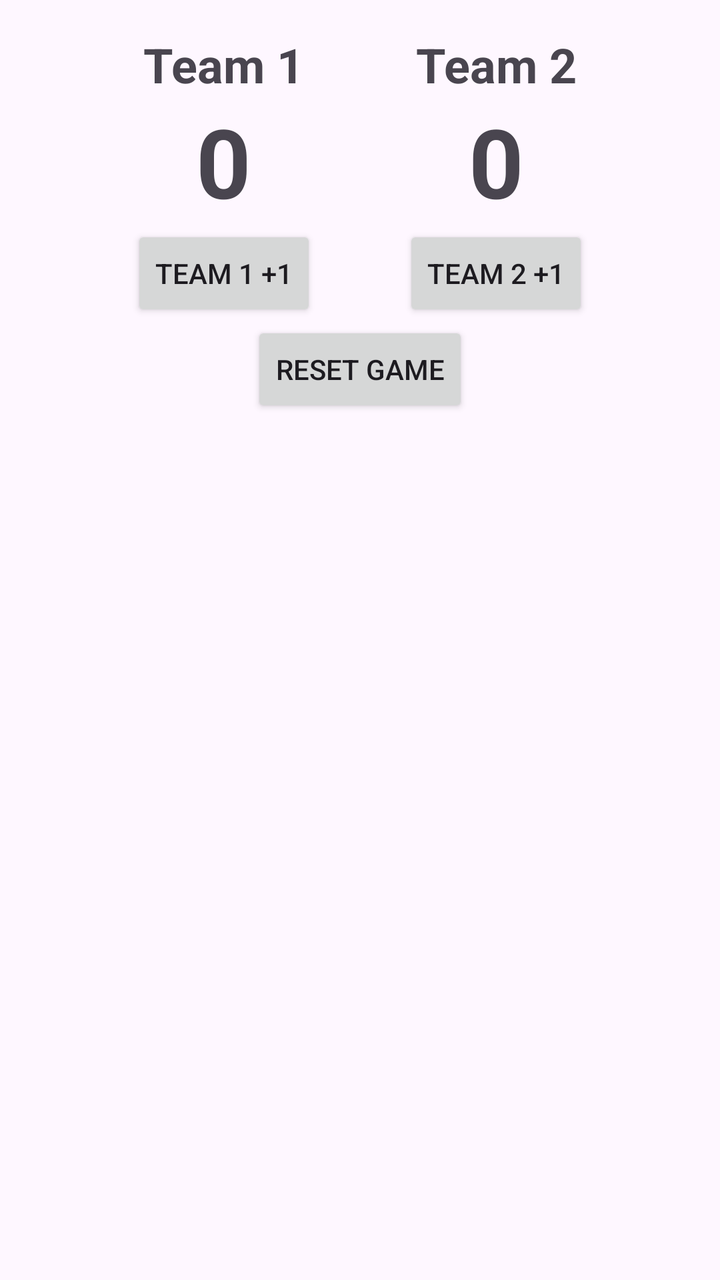
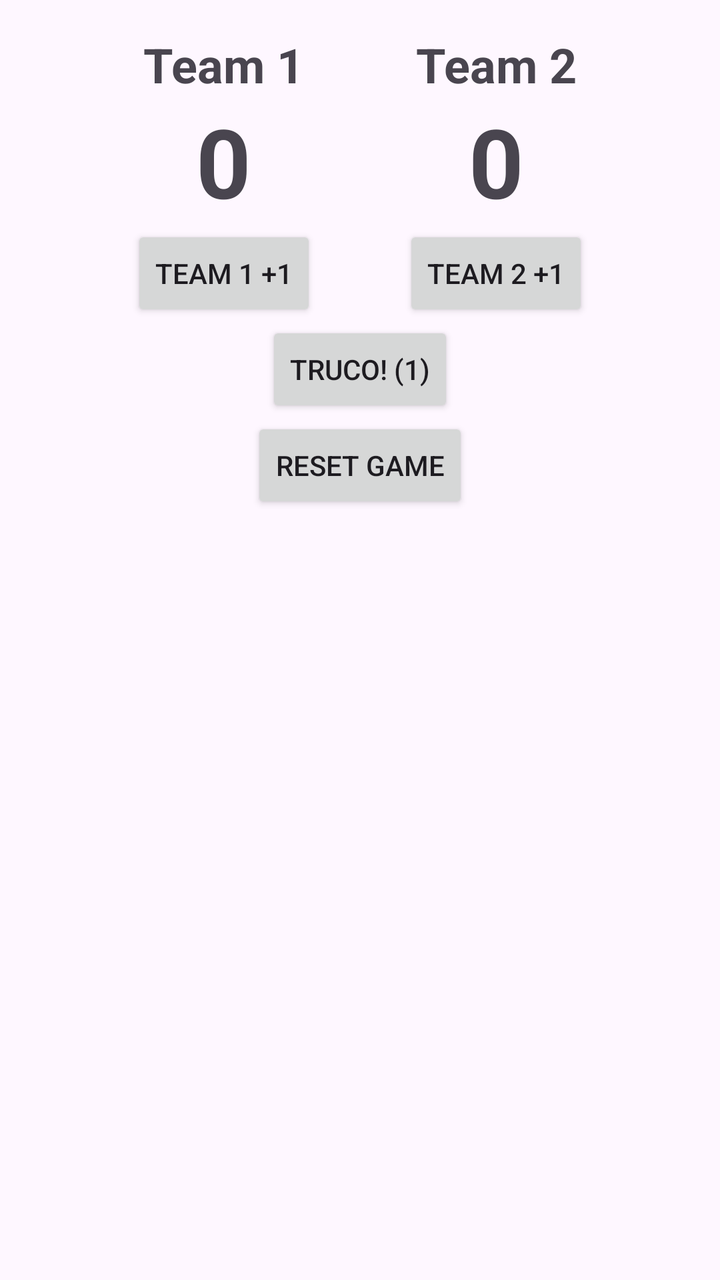

Two renders of the same Android screen: before a commit and after it. Below are the layout's source before the change and the commit's diff.
<!-- AndroidManifest.xml: application theme Theme.TrucoScoreBoard -->
<!-- res/layout/activity_main.xml -->
<?xml version="1.0" encoding="utf-8"?>
<androidx.constraintlayout.widget.ConstraintLayout
    xmlns:android="http://schemas.android.com/apk/res/android"
    xmlns:app="http://schemas.android.com/apk/res-auto"
    xmlns:tools="http://schemas.android.com/tools"
    android:id="@+id/main"
    android:layout_width="match_parent"
    android:layout_height="match_parent"
    android:padding="16dp"
    tools:context=".MainActivity">

    <TextView
        android:id="@+id/team1Name"
        android:layout_width="wrap_content"
        android:layout_height="wrap_content"
        android:text="@string/team_1"
        android:textSize="24sp"
        android:textStyle="bold"
        app:layout_constraintEnd_toStartOf="@+id/team2Name"
        app:layout_constraintStart_toStartOf="parent"
        app:layout_constraintTop_toTopOf="parent"
        app:layout_constraintHorizontal_chainStyle="spread" />

    <TextView
        android:id="@+id/team2Name"
        android:layout_width="wrap_content"
        android:layout_height="wrap_content"
        android:text="@string/team_2"
        android:textSize="24sp"
        android:textStyle="bold"
        app:layout_constraintEnd_toEndOf="parent"
        app:layout_constraintStart_toEndOf="@+id/team1Name"
        app:layout_constraintTop_toTopOf="parent" />

    <TextView
        android:id="@+id/team1Score"
        android:layout_width="wrap_content"
        android:layout_height="wrap_content"
        android:text="@string/zero"
        android:textSize="48sp"
        android:textStyle="bold"
        app:layout_constraintEnd_toEndOf="@id/team1Name"
        app:layout_constraintStart_toStartOf="@id/team1Name"
        app:layout_constraintTop_toBottomOf="@id/team1Name" />

    <TextView
        android:id="@+id/team2Score"
        android:layout_width="wrap_content"
        android:layout_height="wrap_content"
        android:text="@string/zero"
        android:textSize="48sp"
        android:textStyle="bold"
        app:layout_constraintEnd_toEndOf="@id/team2Name"
        app:layout_constraintStart_toStartOf="@id/team2Name"
        app:layout_constraintTop_toBottomOf="@id/team2Name" />

    <Button
        android:id="@+id/team1Button"
        android:layout_width="wrap_content"
        android:layout_height="wrap_content"
        android:text="@string/team_1_add"
        app:layout_constraintEnd_toEndOf="@id/team1Score"
        app:layout_constraintStart_toStartOf="@id/team1Score"
        app:layout_constraintTop_toBottomOf="@id/team1Score" />

    <Button
        android:id="@+id/team2Button"
        android:layout_width="wrap_content"
        android:layout_height="wrap_content"
        android:text="@string/team_2_add"
        app:layout_constraintEnd_toEndOf="@id/team2Score"
        app:layout_constraintStart_toStartOf="@id/team2Score"
        app:layout_constraintTop_toBottomOf="@id/team2Score" />

    <TextView
        android:id="@+id/winnerMessage"
        android:layout_width="wrap_content"
        android:layout_height="wrap_content"
        android:text="@string/winner_message"
        android:textSize="28sp"
        android:textStyle="bold"
        android:visibility="gone"
        app:layout_constraintEnd_toEndOf="parent"
        app:layout_constraintStart_toStartOf="parent"
        app:layout_constraintTop_toBottomOf="@id/team1Button" />

    <Button
        android:id="@+id/resetButton"
        android:layout_width="wrap_content"
        android:layout_height="wrap_content"
        android:text="@string/reset_game"
        app:layout_constraintEnd_toEndOf="parent"
        app:layout_constraintStart_toStartOf="parent"
        app:layout_constraintTop_toBottomOf="@id/winnerMessage" />

</androidx.constraintlayout.widget.ConstraintLayout>
<!-- resources referenced by this layout -->
<resources>
  <string name="reset_game">Reset Game</string>
  <string name="team_1">Team 1</string>
  <string name="team_1_add">Team 1 +1</string>
  <string name="team_2">Team 2</string>
  <string name="team_2_add">Team 2 +1</string>
  <string name="winner_message">Winner!</string>
  <string name="zero">0</string>
  <style name="Theme.TrucoScoreBoard" parent="Base.Theme.TrucoScoreBoard" />
  <style name="Base.Theme.TrucoScoreBoard" parent="Theme.Material3.DayNight.NoActionBar">
          
          
      </style>
</resources>

<!-- the commit's change to res/layout/activity_main.xml (unified diff, before → after) -->
@@ -72,6 +72,27 @@
         app:layout_constraintStart_toStartOf="@id/team2Score"
         app:layout_constraintTop_toBottomOf="@id/team2Score" />
 
+    <Button
+        android:id="@+id/trucoButton"
+        android:layout_width="wrap_content"
+        android:layout_height="wrap_content"
+        android:text="@string/truco_1"
+        app:layout_constraintEnd_toEndOf="parent"
+        app:layout_constraintStart_toStartOf="parent"
+        app:layout_constraintTop_toBottomOf="@id/team1Button" />
+
+    <TextView
+        android:id="@+id/hand11Message"
+        android:layout_width="wrap_content"
+        android:layout_height="wrap_content"
+        android:text="@string/hand_11"
+        android:textSize="24sp"
+        android:textStyle="bold"
+        android:visibility="gone"
+        app:layout_constraintEnd_toEndOf="parent"
+        app:layout_constraintStart_toStartOf="parent"
+        app:layout_constraintTop_toBottomOf="@id/trucoButton" />
+
     <TextView
         android:id="@+id/winnerMessage"
         android:layout_width="wrap_content"
@@ -82,7 +103,7 @@
         android:visibility="gone"
         app:layout_constraintEnd_toEndOf="parent"
         app:layout_constraintStart_toStartOf="parent"
-        app:layout_constraintTop_toBottomOf="@id/team1Button" />
+        app:layout_constraintTop_toBottomOf="@id/hand11Message" />
 
     <Button
         android:id="@+id/resetButton"
<!-- resource entries referenced after the edit -->
@@ -1,10 +1,12 @@
 <!-- resources referenced by this layout -->
 <resources>
+  <string name="hand_11">Hand 11!</string>
   <string name="reset_game">Reset Game</string>
   <string name="team_1">Team 1</string>
   <string name="team_1_add">Team 1 +1</string>
   <string name="team_2">Team 2</string>
   <string name="team_2_add">Team 2 +1</string>
+  <string name="truco_1">Truco! (1)</string>
   <string name="winner_message">Winner!</string>
   <string name="zero">0</string>
   <style name="Theme.TrucoScoreBoard" parent="Base.Theme.TrucoScoreBoard" />
